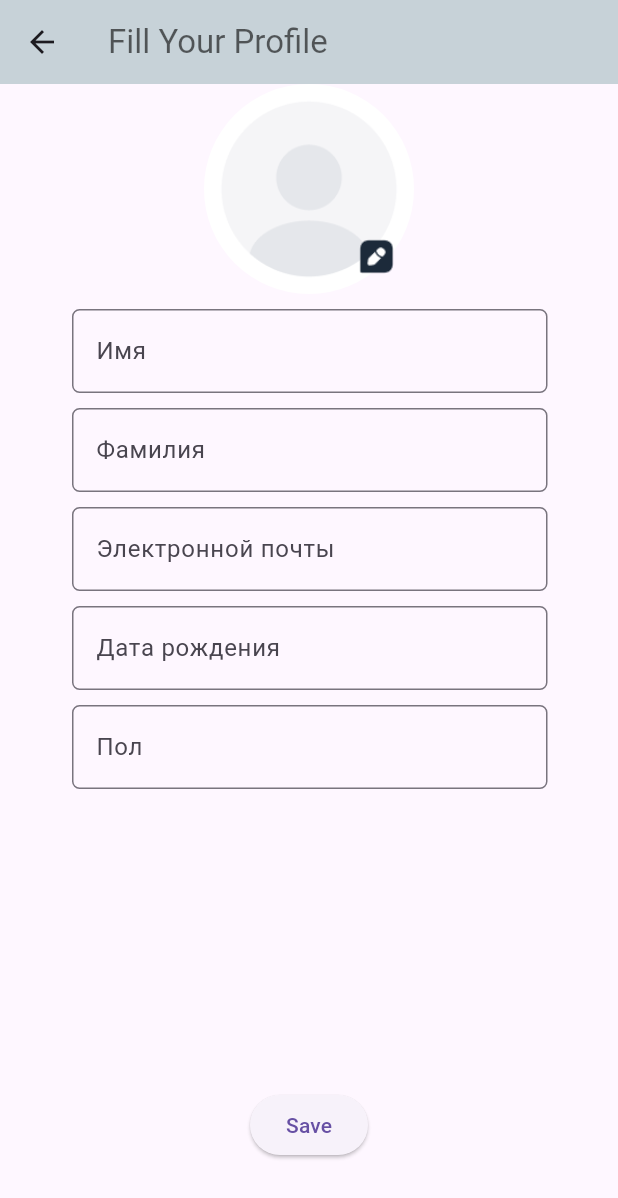
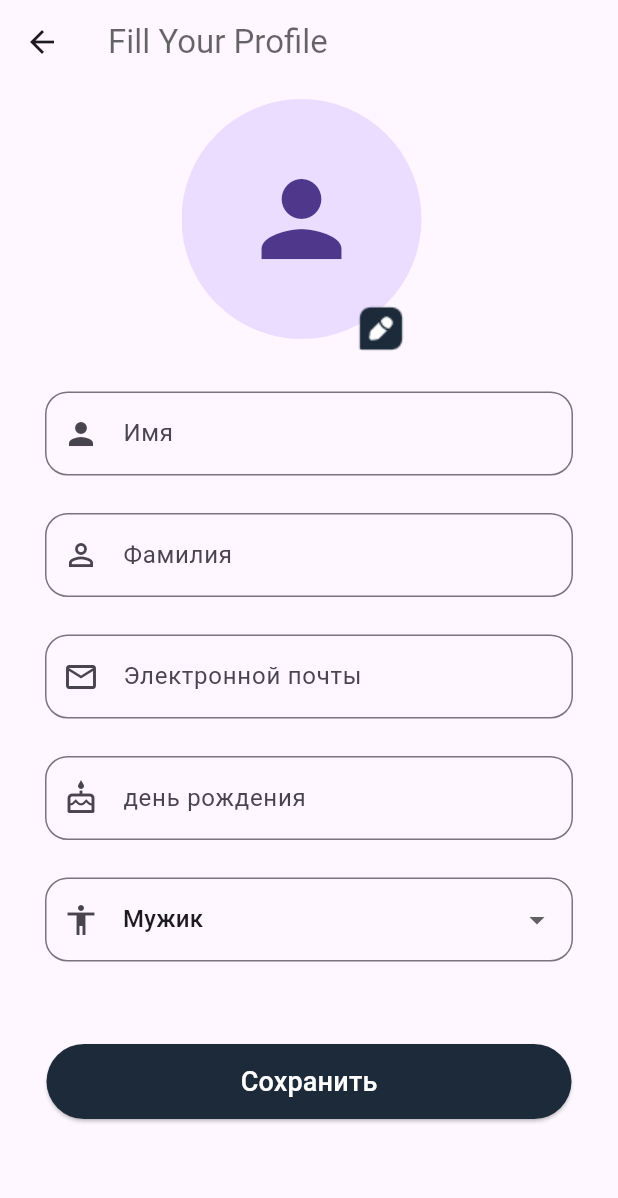
Before and after one commit to ramazan-abduraimov/bicard_diplomka_01_, a Flutter app: the FillYourProfile screen opened directly, on a phone screen of 412 x 824 dp. Shown: the top 1198 px of the screen. Run offline on Flutter 3.47's test engine with Material 3 defaults, Android fonts, the phone set to English and light mode, and no system bars; our stand-ins replace image_picker.

Commit message:
profile верстка

```diff
--- a/lib/Verstka_/authorization/02_sign_up/FillYourProfile.dart
+++ b/lib/Verstka_/authorization/02_sign_up/FillYourProfile.dart
@@ -1,94 +1,259 @@
+import 'dart:io';
+
 import 'package:flutter/cupertino.dart';
 import 'package:flutter/material.dart';
+import 'package:flutter/widgets.dart';
+import 'package:image_picker/image_picker.dart';
+import 'package:intl/intl.dart';
 
-class FillYourProfile extends StatelessWidget {
-  const FillYourProfile({super.key});
+class FillYourProfile extends StatefulWidget {
+  const FillYourProfile({Key? key}) : super(key: key);
+
+  @override
+  State<FillYourProfile> createState() => _FillYourProfileState();
+}
+
+class _FillYourProfileState extends State<FillYourProfile> {
+  String date = '';
+  String gender = '';
+  File? _image;
+
+
+  Future<void> getImage() async {
+    final pickedFile = await ImagePicker().getImage(source: ImageSource.gallery);
+
+    setState(() {
+      if (pickedFile != null) {
+        _image = File(pickedFile.path);
+      } else {
+        print('No image selected.');
+      }
+    });
+  }
+
+  Future<void> _showOptionsDialog() async {
+    await showModalBottomSheet(
+      context: context,
+      builder: (BuildContext context) {
+        return Column(
+          mainAxisSize: MainAxisSize.min,
+          children: <Widget>[
+            ListTile(
+              leading: Icon(Icons.photo_library),
+              title: Text('Выберите фото'),
+              onTap: () {
+                Navigator.pop(context); // Close the modal bottom sheet
+                getImage(); // Open the image picker
+              },
+            ),
+            ListTile(
+              leading: Icon(Icons.delete),
+              title: Text('Удалить фото'),
+              onTap: () {
+                setState(() {
+                  _image = null;
+                });
+                Navigator.pop(context); // Close the modal bottom sheet
+              },
+            ),
+          ],
+        );
+      },
+    );
+  }
+
+  Widget _buildDateTextField(String label, String value) {
+    return TextField(
+      decoration: InputDecoration(
+        border: OutlineInputBorder(
+          borderRadius: BorderRadius.all(Radius.circular(15)),
+        ),
+        prefixIcon: Icon(Icons.cake_outlined),
+        labelText: label,
+      ),
+      controller: TextEditingController(text: value),
+      readOnly: true,
+      onTap: () => _selectDate(context),
+    );
+  }
+
+  Future<void> _selectDate(BuildContext context) async {
+    final DateTime? pickedDate = await showDatePicker(
+      context: context,
+      initialDate: DateTime.now(),
+      firstDate: DateTime(1900),
+      lastDate: DateTime.now(),
+    );
+    if (pickedDate != null) {
+      setState(() {
+        date = DateFormat('yyyy-MM-dd').format(pickedDate); // Update the date variable
+      });
+    }
+  }
+
+  Widget _buildGenderDropdown(String label, String value) {
+    if (value != "Мужик" && value != "Женщина") {
+      value = "Мужик";
+    }
+
+    return DropdownButtonFormField<String>(
+      decoration: const InputDecoration(
+        border: OutlineInputBorder(
+          borderRadius: BorderRadius.all(Radius.circular(15)),
+        ),
+        prefixIcon: Icon(Icons.accessibility_sharp),
+      ),
+      value: value,
+      onChanged: (newValue) {
+        setState(() {
+          gender = newValue!;
+        });
+      },
+      items: <String>['Мужик', 'Женщина'].map((String value) {
+        return DropdownMenuItem<String>(
+          value: value,
+          child: Text(value),
+        );
+      }).toList(),
+    );
+  }
 
   @override
   Widget build(BuildContext context) {
     return Scaffold(
       appBar: AppBar(
-        backgroundColor: Color.fromARGB(255, 199, 210, 216),
-        title: Text("Fill Your Profile",
-            style: TextStyle(color: Color.fromARGB(153, 0, 0, 0))),
+        title: Text(
+          "Fill Your Profile",
+          style: TextStyle(color: Color.fromARGB(153, 0, 0, 0)),
+        ),
       ),
-      body: Center(
-        child: Column(
-          children: [
-            CircleAvatar(
-                radius: 70.0, // Радиус аватарки
-                backgroundColor: Colors.white, // Цвет фона
-                backgroundImage: AssetImage('asset/images/profile-circle.png'),
-                child: Padding(
-                  padding: const EdgeInsets.only(left: 90, top: 90),
-                  child: TextButton(
-                    onPressed: () {},
-                    child: Image.asset('asset/images/pen_icon.png'),
+      body: RefreshIndicator(
+        onRefresh: () async {},
+        child: SafeArea(
+          top: true,
+          child: SingleChildScrollView(
+            child: Padding(
+              padding: const EdgeInsets.fromLTRB(30, 10, 30, 0),
+              child: Column(
+                children: [
+                  Container(
+                    height: 170,
+                    width: 170,
+                    child: Stack(
+                      children: [
+                        GestureDetector(
+                          onTap: getImage,
+                          child: CircleAvatar(
+                            radius: 80,
+                            backgroundImage: _image != null ? FileImage(_image!) : null,
+                            child: _image == null
+                                ? Icon(
+                              Icons.person,
+                              size: 80,
+                            )
+                                : null,
+                          ),
+                        ),
+                        Positioned(
+                          top: 120,
+                          right: 0,
+                          child: TextButton(
+                            onPressed: _showOptionsDialog,
+                            child: Image.asset('asset/images/pen_icon.png', width: 50, height: 50),
+                          ),
+                        ),
+                      ],
+                    ),
                   ),
-                ) // Изображение аватарки
-                ),
-            Expanded(
-                child: ListView(
-              children: [
-                Padding(
-                  padding: const EdgeInsets.fromLTRB(48, 10, 47, 0),
-                  child: TextFormField(
+                  SizedBox(height: 25),
+                  TextFormField(
                     decoration: const InputDecoration(
-                        border: OutlineInputBorder(
-                          borderRadius: BorderRadius.all(Radius.circular(5)),
+                      border: OutlineInputBorder(
+                        borderRadius: BorderRadius.all(Radius.circular(15)),
+                      ),
+                      prefixIcon: Icon(Icons.person),
+                      labelText: "Имя",
+                    ),
+                  ),
+                  SizedBox(height: 25),
+                  TextFormField(
+                    decoration: const InputDecoration(
+                      border: OutlineInputBorder(
+                        borderRadius: BorderRadius.all(Radius.circular(15)),
+                      ),
+                      prefixIcon: Icon(Icons.person_outline_outlined),
+                      labelText: "Фамилия",
+                    ),
+                  ),
+                  SizedBox(height: 25),
+                  TextFormField(
+                    decoration: const InputDecoration(
+                      border: OutlineInputBorder(
+                        borderRadius: BorderRadius.all(Radius.circular(15)),
+                      ),
+                      prefixIcon: Icon(Icons.email_outlined),
+                      labelText: "Электронной почты",
+                    ),
+                  ),
+                  SizedBox(height: 25),
+                  _buildDateTextField("день рождения", date),
+                  SizedBox(height: 25),
+                  _buildGenderDropdown("Gender", gender),
+                  SizedBox(height: 55),
+                  ElevatedButton(
+                    style: ButtonStyle(
+                      backgroundColor: MaterialStateProperty.all(
+                        Color.fromRGBO(28, 42, 58, 1),
+                      ),
+                      foregroundColor: MaterialStateProperty.all(Colors.white),
+                      minimumSize: MaterialStateProperty.all(Size(350, 50)),
+                      shape: MaterialStateProperty.all<OutlinedBorder>(
+                        RoundedRectangleBorder(
+                          borderRadius: BorderRadius.circular(25.0),
                         ),
-                        labelText: "Имя"),
+                      ),
+                    ),
+                    onPressed: () {
+                      _showCompletionDialog();
+                    },
+                    child: Text(
+                      "Сохранить",
+                      style: TextStyle(fontSize: 18),
+                    ),
                   ),
-                ),
-                Padding(
-                  padding: const EdgeInsets.fromLTRB(48, 10, 47, 0),
-                  child: TextFormField(
-                    decoration: const InputDecoration(
-                        border: OutlineInputBorder(
-                          borderRadius: BorderRadius.all(Radius.circular(5)),
-                        ),
-                        labelText: "Фамилия"),
-                  ),
-                ),
-                Padding(
-                  padding: const EdgeInsets.fromLTRB(48, 10, 47, 0),
-                  child: TextFormField(
-                    decoration: const InputDecoration(
-                        border: OutlineInputBorder(
-                          borderRadius: BorderRadius.all(Radius.circular(5)),
-                        ),
-                        labelText: "Электронной почты"),
-                  ),
-                ),
-                Padding(
-                  padding: const EdgeInsets.fromLTRB(48, 10, 47, 0),
-                  child: TextFormField(
-                    decoration: const InputDecoration(
-                        border: OutlineInputBorder(
-                          borderRadius: BorderRadius.all(Radius.circular(5)),
-                        ),
-                        labelText: "Дата рождения"),
-                  ),
-                ),
-                Padding(
-                  padding: const EdgeInsets.fromLTRB(48, 10, 47, 0),
-                  child: TextFormField(
-                    decoration: const InputDecoration(
-                        border: OutlineInputBorder(
-                          borderRadius: BorderRadius.all(Radius.circular(5)),
-                        ),
-                        labelText: "Пол"),
-                  ),
-                ),
-              ],
-            )),
-            ElevatedButton(onPressed: () {}, child: Text("Save")),
-            SizedBox(
-              height: 50,
+                  SizedBox(height: 50),
+                ],
+              ),
             ),
-          ],
+          ),
         ),
       ),
     );
   }
+
+  Future<void> _showCompletionDialog() async {
+    await showDialog(
+      context: context,
+      builder: (BuildContext context) {
+        return AlertDialog(
+          title: Text("Поздравления"),
+          content: Text("Ваша учетная запись готова к использованию. "),
+          actions: <Widget>[
+            TextButton(
+              onPressed: () {
+                Navigator.of(context).pop();
+              },
+              child: Text("OK"),
+            ),
+          ],
+        );
+      },
+    );
+  }
 }
+
+void main() {
+  runApp(MaterialApp(
+    home: FillYourProfile(),
+  ));
+}
--- a/lib/Verstka_/authorization/02_sign_up/sign_up.dart
+++ b/lib/Verstka_/authorization/02_sign_up/sign_up.dart
@@ -37,7 +37,7 @@ class SignUp extends StatelessWidget {
                         border: OutlineInputBorder(
                           borderRadius: BorderRadius.all(Radius.circular(15)),
                         ),
-                        prefixIcon: Icon(Icons.verified_user),
+                        prefixIcon: Icon(Icons.person),
                         labelText: "Ваше имя"),
                   ),
                   SizedBox(height: 25,),
@@ -55,7 +55,7 @@ class SignUp extends StatelessWidget {
                         border: OutlineInputBorder(
                           borderRadius: BorderRadius.all(Radius.circular(15)),
                         ),
-                        prefixIcon: Icon(Icons.email_outlined),
+                        prefixIcon: Icon(Icons.lock),
                         labelText: "Пароль"),
                     obscureText: true,
                   ), SizedBox(height: 30,),
--- a/lib/Verstka_/authorization/04_sign_in/sign_in.dart
+++ b/lib/Verstka_/authorization/04_sign_in/sign_in.dart
@@ -1,3 +1,4 @@
+import 'package:bicard_diplomka_01_/Verstka_/05_Home_Action_Menu/01_MainNavigator.dart';
 import 'package:bicard_diplomka_01_/Verstka_/authorization/03_forget_password/forget_password.dart';
 import 'package:bicard_diplomka_01_/Verstka_/authorization/02_sign_up/sign_up.dart';
 import 'package:bicard_diplomka_01_/Verstka_/authorization/02_sign_up/FillYourProfile.dart';
@@ -70,7 +71,7 @@ class SignIn extends StatelessWidget {
                                   ),
                                   onPressed: () {
                                     Navigator.of(context).push(MaterialPageRoute(
-                                      builder: (BuildContext context) => FillYourProfile(),
+                                      builder: (BuildContext context) => MainNavigator(),
                                     ));
                                   },
                                   child: Text(
--- a/lib/main.dart
+++ b/lib/main.dart
@@ -1,3 +1,5 @@
+import 'package:bicard_diplomka_01_/Verstka_/authorization/02_sign_up/FillYourProfile.dart';
+import 'package:bicard_diplomka_01_/Verstka_/proba.dart';
 import 'package:flutter/material.dart';
 
 import 'Verstka_/authorization/01_information/onboarding.dart';
@@ -10,7 +12,7 @@ class MyApp extends StatelessWidget {
   @override
   Widget build(BuildContext context) {
     return MaterialApp(
-      home: Onboarding(),
+      home: MyHomePage12(),
       debugShowCheckedModeBanner: false,
     );
   }
--- a/pubspec.yaml
+++ b/pubspec.yaml
@@ -35,6 +35,8 @@ dependencies:
   # The following adds the Cupertino Icons font to your application.
   # Use with the CupertinoIcons class for iOS style icons.
   cupertino_icons: ^1.0.2
+  image_picker: ^0.8.3+3
+  intl: ^0.17.0
 
 dev_dependencies:
   flutter_test:
@@ -61,7 +63,7 @@ flutter:
   # To add assets to your application, add an assets section, like this:
   assets:
     - asset/images/
-  #   - images/a_dot_ham.jpeg
+    - asset/images/Home.png
 
   # An image asset can refer to one or more resolution-specific "variants", see
   # https://flutter.dev/assets-and-images/#resolution-aware
```
Also changed, not shown: lib/Verstka_/05_Home_Action_Menu/01_MainNavigator.dart (added, +82 -0 lines), lib/Verstka_/05_Home_Action_Menu/Doctors_Appointment.dart (added, +11 -0 lines), lib/Verstka_/05_Home_Action_Menu/HomePage.dart (added, +11 -0 lines), lib/Verstka_/05_Home_Action_Menu/MapPage.dart (added, +11 -0 lines), lib/Verstka_/05_Home_Action_Menu/ProfilePage.dart (added, +11 -0 lines), lib/Verstka_/proba.dart (added, +140 -0 lines), asset/images/Vector.png (deleted), pubspec.lock, 5 other files.
